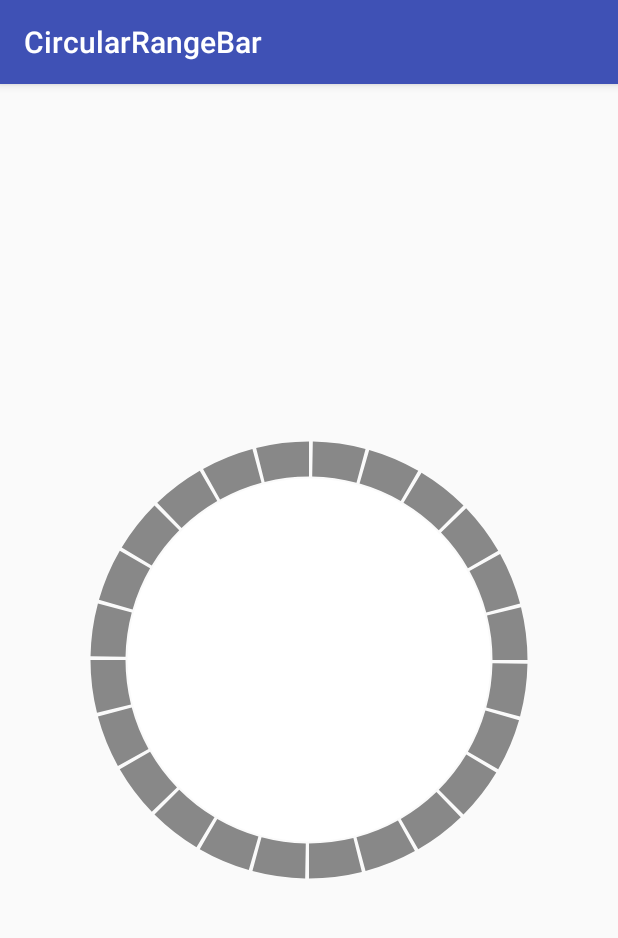
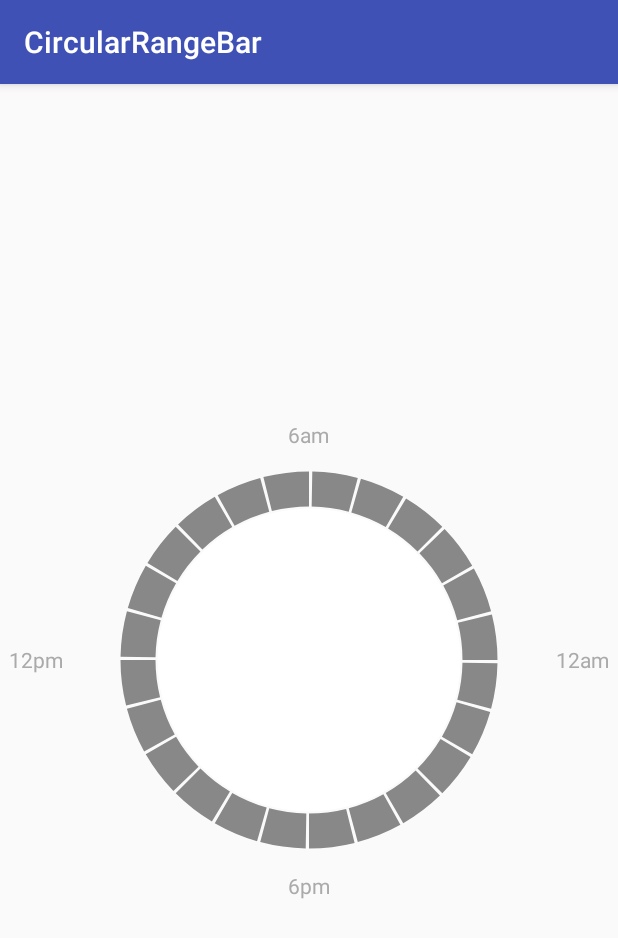
Before and after one commit to Ionut93/android-circular-range-bar, an Android app: the screen it shows after launch (Main2Activity), on a phone screen of 412 x 824 dp. Shown: the top 938 px of the screen. Run offline under Robolectric (Android 15) with nearby library versions, the phone set to English and light mode, and no system bars.

Commit message:
View functions without mpChart

```diff
--- a/app/src/main/res/layout/activity_main2.xml
+++ b/app/src/main/res/layout/activity_main2.xml
@@ -17,8 +17,46 @@
         app:circle_stroke_width="26dp"
         app:end_angle="270"
         app:max="360"
-        app:progress="30"
+        app:progress="0"
         app:start_angle="270"
         app:thumb_radius="20dp" />
 
+    <TextView
+        android:layout_width="wrap_content"
+        android:layout_height="wrap_content"
+        android:layout_alignTop="@+id/circularRangeBar"
+        android:layout_centerHorizontal="true"
+        android:layout_marginTop="30dp"
+        android:text="6am"
+        android:textColor="@android:color/darker_gray" />
+
+    <TextView
+
+        android:layout_width="wrap_content"
+        android:layout_height="wrap_content"
+        android:layout_alignRight="@+id/circularRangeBar"
+        android:layout_centerVertical="true"
+        android:layout_marginRight="6dp"
+        android:text="12am"
+        android:textColor="@android:color/darker_gray" />
+
+    <TextView
+        android:layout_width="wrap_content"
+        android:layout_height="wrap_content"
+        android:layout_alignLeft="@+id/circularRangeBar"
+        android:layout_centerVertical="true"
+        android:layout_marginLeft="6dp"
+        android:text="12pm"
+        android:textColor="@android:color/darker_gray" />
+
+    <TextView
+        android:layout_width="wrap_content"
+        android:layout_height="wrap_content"
+        android:layout_alignBottom="@+id/circularRangeBar"
+        android:layout_centerHorizontal="true"
+        android:layout_marginBottom="30dp"
+        android:text="6pm"
+        android:textColor="@android:color/darker_gray" />
+
+
 </RelativeLayout>
```
Also changed, not shown: app/src/main/java/com/circularrangebar/CircularRangeBar/CircularRangeBar.java (+35 -12 lines).
